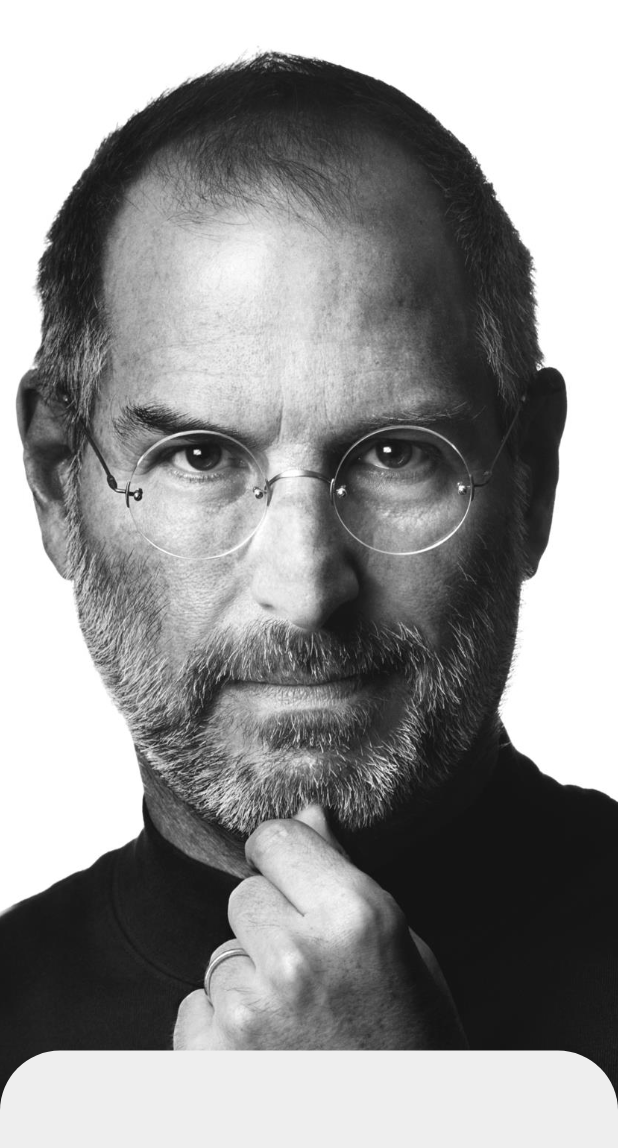
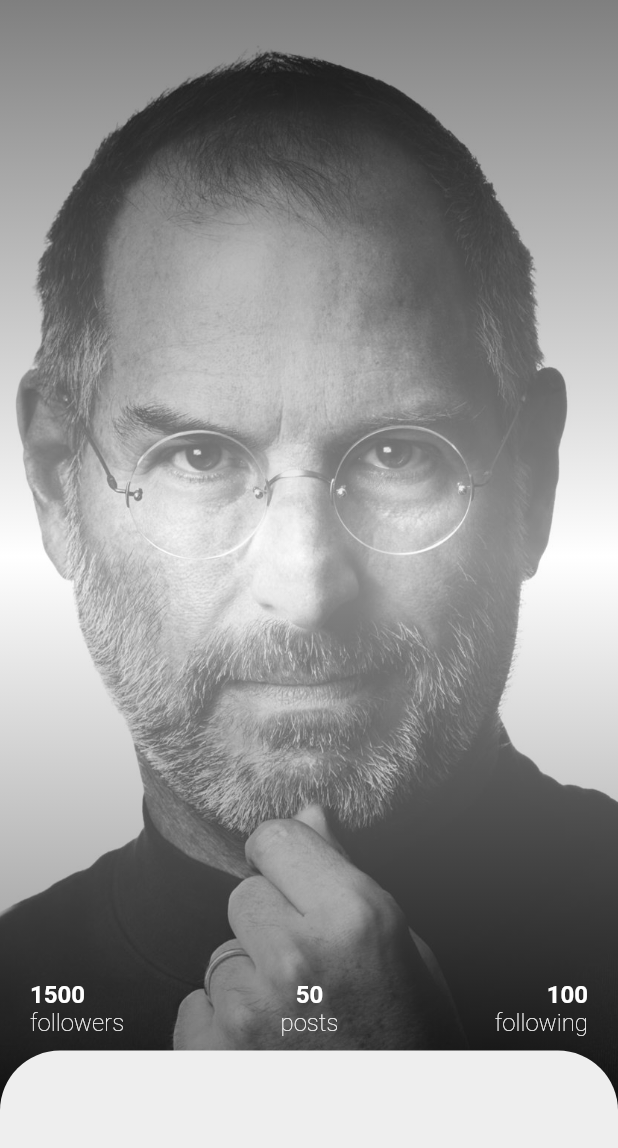
Before and after one commit to Mohammad-Taghizadeh/vertical_drag, a Flutter app: the screen it shows after launch, on a phone screen of 412 x 824 dp. Shown: the top 1148 px of the screen. Run offline on Flutter 3.47's test engine with Material 2 defaults, Android fonts, the phone set to English and light mode, and no system bars.

```diff
--- a/lib/home_page.dart
+++ b/lib/home_page.dart
@@ -1,5 +1,6 @@
 
 import 'package:flutter/material.dart';
+import 'package:vertical_drag/profile_page_view.dart';
 
 class HomePage extends StatefulWidget {
   const HomePage({Key? key}) : super(key: key);
@@ -31,9 +32,9 @@ class _HomePageState extends State<HomePage> with SingleTickerProviderStateMixin
   onBottomPartTap(){
     setState((){
       if(isAnimationCompleted){
-        _controller!.reverse();
+        _controller!.fling(velocity: -1);
       }else{
-        _controller!.forward();
+        _controller!.fling(velocity: 1);
       }
       isAnimationCompleted = !isAnimationCompleted;
     });
@@ -53,17 +54,19 @@ class _HomePageState extends State<HomePage> with SingleTickerProviderStateMixin
   }
 
   Widget getWidget(){
+    screenHeight = MediaQuery.of(context).size.height;
     return Stack(
       fit: StackFit.expand,
       children: [
         FractionallySizedBox(
           alignment: Alignment.topCenter,
           heightFactor: _heightFactorAnimation!.value,
-          child: Image.asset("assets/image/steve.jpg",
-            fit: BoxFit.cover,colorBlendMode: BlendMode.hue,color: Colors.black,),
+          child: const ProfilePageView()
         ),
         GestureDetector(
           onTap: onBottomPartTap,
+          onVerticalDragUpdate: _handleVerticalUpdate,
+          onVerticalDragEnd: _handleVerticalEnd,
           child: FractionallySizedBox(
             alignment: Alignment.bottomCenter,
             heightFactor: 1.05 - _heightFactorAnimation!.value,
@@ -78,4 +81,17 @@ class _HomePageState extends State<HomePage> with SingleTickerProviderStateMixin
       ],
     );
   }
+
+  _handleVerticalUpdate(DragUpdateDetails dragUpdateDetails){
+    double fractionDrag = dragUpdateDetails.primaryDelta!  / screenHeight;
+    _controller!.value = _controller!.value - 5 * fractionDrag;
+  }
+
+  _handleVerticalEnd(DragEndDetails dragEndDetails){
+    if(_controller!.value >= .5){
+      _controller!.fling(velocity: 1);
+    }else{
+      _controller!.fling(velocity: -1);
+    }
+  }
 }
--- /dev/null
+++ b/lib/model/profile.dart
@@ -0,0 +1,49 @@
+class Profile {
+  String? name;
+  String? imagePath;
+  String? country;
+  String? city;
+  int? follower;
+  int? posts;
+  int? following;
+
+  Profile({
+    this.name,
+    this.imagePath,
+    this.country,
+    this.city,
+    this.follower,
+    this.following,
+    this.posts,
+});
+}
+
+final List<Profile> profiles = [
+  Profile(
+    name: "Steve Jobs",
+    city: "San Francisco, California",
+    country: "U.S",
+    imagePath: "assets/image/steve.jpg",
+    follower: 1500,
+    following: 100,
+    posts: 50
+  ),
+  Profile(
+      name: "William Henry Gates",
+      city: "Seattle, Washington",
+      country: "U.S",
+      imagePath: "assets/image/bill.jpg",
+      follower: 800,
+      following: 150,
+      posts: 100
+  ),
+  Profile(
+      name: "Elon Reeve Musk",
+      city: "Pretoria, Transvaal",
+      country: "South Africa",
+      imagePath: "assets/image/elon.jpg",
+      follower: 950,
+      following: 60,
+      posts: 10
+  ),
+];
--- /dev/null
+++ b/lib/profile_page_view.dart
@@ -0,0 +1,102 @@
+import 'package:flutter/material.dart';
+import 'package:vertical_drag/model/profile.dart';
+import 'package:vertical_drag/widget/two_line_item.dart';
+
+class ProfilePageView extends StatefulWidget {
+  const ProfilePageView({Key? key}) : super(key: key);
+
+
+
+  @override
+  State<ProfilePageView> createState() => _ProfilePageViewState();
+}
+
+class _ProfilePageViewState extends State<ProfilePageView> with SingleTickerProviderStateMixin {
+  late AnimationController _controller;
+  final PageController pageController = PageController();
+  double opacity = .5;
+  int currentIndex = 0;
+
+  @override
+  void initState() {
+    super.initState();
+    _controller = AnimationController(vsync: this);
+  }
+
+  @override
+  void dispose() {
+    _controller.dispose();
+    super.dispose();
+  }
+
+  @override
+  Widget build(BuildContext context) {
+    return Stack(
+      children: [
+        PageView.builder(
+          itemCount: profiles.length,
+          controller: pageController,
+          pageSnapping: true,
+          scrollDirection: Axis.horizontal,
+          onPageChanged: (index){
+            setState((){
+              currentIndex = index;
+            });
+          },
+          itemBuilder: (c,i) => Stack(
+            fit: StackFit.expand,
+            children: [
+              Image.asset(profiles[i].imagePath!,
+               fit: BoxFit.cover,colorBlendMode: BlendMode.hue,color: Colors.black,),
+              DecoratedBox(
+                decoration: BoxDecoration(
+                  gradient: LinearGradient(
+                    begin: Alignment.bottomCenter,
+                    end: Alignment.topCenter,
+                    colors: [Colors.black.withOpacity(opacity),Colors.white.withOpacity(opacity),Colors.black.withOpacity(opacity)],
+                  ),
+                ),
+              ),
+            ],
+          ),
+        ),
+        Positioned(
+          bottom: 50,
+          left: 20,
+          right: 20,
+          child: ProfileDetails(index: currentIndex),
+        ),
+      ],
+    );
+  }
+}
+
+class ProfileDetails extends StatelessWidget {
+  const ProfileDetails({Key? key,required this.index}) : super(key: key);
+
+  final int index;
+  @override
+  Widget build(BuildContext context) {
+    return Row(
+      mainAxisSize: MainAxisSize.max,
+      mainAxisAlignment: MainAxisAlignment.spaceBetween,
+      children: [
+        TwoLineItem(
+          firstText: profiles[index].follower.toString(),
+          secondText: "followers",
+          crossAxisAlignment: CrossAxisAlignment.start,
+        ),
+        TwoLineItem(
+          firstText: profiles[index].posts.toString(),
+          secondText: "posts",
+          crossAxisAlignment: CrossAxisAlignment.center,
+        ),
+        TwoLineItem(
+          firstText: profiles[index].following.toString(),
+          secondText: "following",
+          crossAxisAlignment: CrossAxisAlignment.end,
+        ),
+      ],
+    );
+  }
+}
--- /dev/null
+++ b/lib/widget/two_line_item.dart
@@ -0,0 +1,30 @@
+import 'package:flutter/material.dart';
+
+class TwoLineItem extends StatelessWidget {
+  const TwoLineItem({Key? key,required this.firstText,required this.secondText,required this.crossAxisAlignment}) : super(key: key);
+
+  final String firstText,secondText;
+  final CrossAxisAlignment crossAxisAlignment;
+  @override
+  Widget build(BuildContext context) {
+    return Column(
+      crossAxisAlignment: crossAxisAlignment,
+      mainAxisSize: MainAxisSize.min,
+      children: [
+        Text(firstText,
+        textAlign: TextAlign.center,
+        style: const TextStyle(
+          color: Colors.white,
+          fontSize: 16,
+          fontWeight: FontWeight.w600
+        ),),
+        Text(secondText,
+          style: const TextStyle(
+              color: Colors.white,
+              fontSize: 16,
+              fontWeight: FontWeight.w200
+          ),),
+      ],
+    );
+  }
+}
```
Also changed, not shown: assets/image/bill.jpg (added), assets/image/elon.jpg (added).
